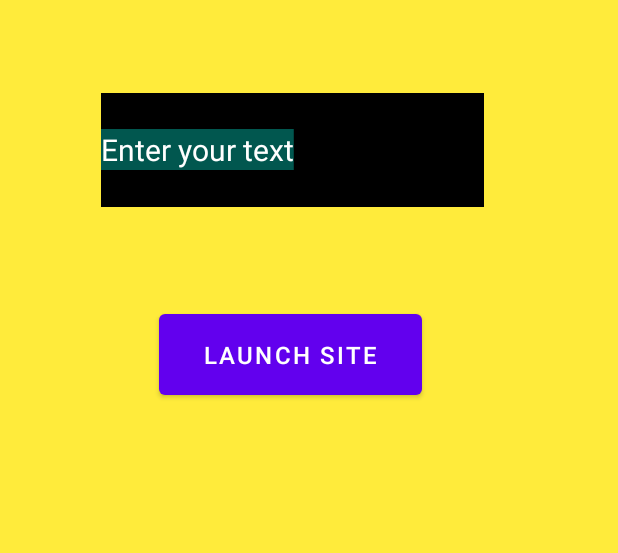
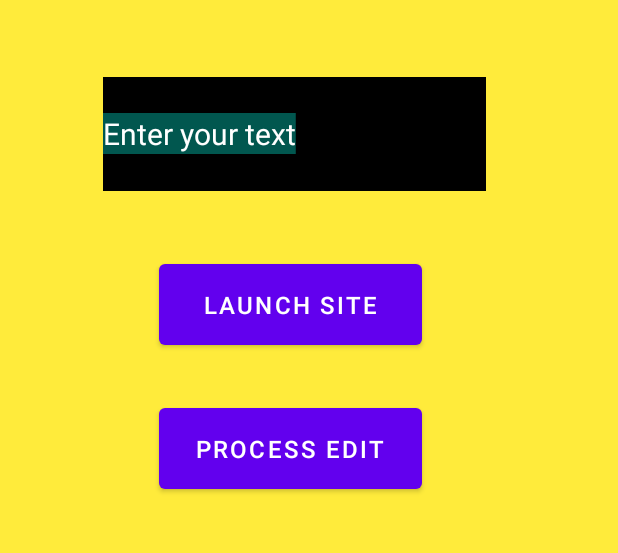
Before and after one commit to MeetPatel0090/MeetPatelAssign1, an Android app: the screen it shows after launch (MeetActivity), on a phone screen of 412 x 824 dp, the part 324-877 px from its top. Run offline under Robolectric (Android 15) with nearby library versions, the light colour scheme and no system bars.

Commit message:
Adding the Second Button which displays the text entered by the user in a toast.

```diff
--- a/MeetLab11/src/main/java/meet/patel/n01460090/MeetActivity.java
+++ b/MeetLab11/src/main/java/meet/patel/n01460090/MeetActivity.java
@@ -11,6 +11,7 @@ import android.os.Bundle;
 
 import android.view.View;
 import android.widget.Button;
+import android.widget.EditText;
 import android.widget.Toast;
 
 public class MeetActivity extends AppCompatActivity {
@@ -22,9 +23,16 @@ public class MeetActivity extends AppCompatActivity {
         super.onCreate(savedInstanceState);
         setContentView(R.layout.activity_main);
 
+        // Creating a button for the first button which launches a site
         Button siteButton;
         siteButton = findViewById(R.id.MeetSiteButton);
 
+        // Creating a button for the second button which displays a toast
+        Button displayButton;
+        displayButton = findViewById(R.id.MeetToastDisplayButton);
+
+
+        // Setting up the functioning of the First button
         siteButton.setOnClickListener(new View.OnClickListener() {
             @Override
             public void onClick(View v) {
@@ -48,5 +56,24 @@ public class MeetActivity extends AppCompatActivity {
         });
 
 
+        // Setting up the functioning of the Second Button
+        displayButton.setOnClickListener(new View.OnClickListener(){
+
+            @Override
+            public void onClick(View v) {
+
+                EditText text;
+                text = (EditText)findViewById(R.id.MeetEditText);
+                String textToToast = text.getText().toString();
+
+                int duration = Toast.LENGTH_SHORT;
+
+                Toast toast = Toast.makeText(MeetActivity.this, textToToast, duration);
+                toast.show();
+
+            }
+        });
+
+
     }
 }
--- a/MeetLab11/src/main/res/layout/activity_main.xml
+++ b/MeetLab11/src/main/res/layout/activity_main.xml
@@ -7,6 +7,9 @@
     android:background="#FFEB3B"
     android:visibility="visible"
     tools:context=".MeetActivity">
+
+
+
 
     <TextView
         android:id="@+id/MeetTextView"
@@ -21,6 +24,7 @@
         app:layout_constraintTop_toTopOf="parent"
         app:layout_constraintVertical_bias="0.171" />
 
+
     <EditText
         android:id="@+id/MeetEditText"
         android:layout_width="255dp"
@@ -28,7 +32,6 @@
         android:layout_marginStart="96dp"
         android:layout_marginTop="64dp"
         android:layout_marginEnd="95dp"
-        android:layout_marginBottom="473dp"
         android:autofillHints="Enter your Text"
         android:background="@color/black"
         android:inputType="text"
@@ -38,23 +41,38 @@
         android:textSize="20sp"
         app:layout_constraintBottom_toBottomOf="parent"
         app:layout_constraintEnd_toEndOf="parent"
-        app:layout_constraintHorizontal_bias="0.828"
+        app:layout_constraintHorizontal_bias="0.8"
         app:layout_constraintStart_toStartOf="parent"
-        app:layout_constraintTop_toBottomOf="@+id/MeetTextView"
-        app:layout_constraintVertical_bias="0.4"
+        app:layout_constraintTop_toTopOf="parent"
+        app:layout_constraintVertical_bias="0.235"
         tools:ignore="LabelFor" />
 
     <Button
         android:id="@+id/MeetSiteButton"
         android:layout_width="175dp"
         android:layout_height="66dp"
-        android:text="@string/launch_site"
+        android:text="@string/launch"
         android:textSize="16sp"
         app:layout_constraintBottom_toBottomOf="parent"
         app:layout_constraintEnd_toEndOf="parent"
-        app:layout_constraintHorizontal_bias="0.447"
+        app:layout_constraintHorizontal_bias="0.449"
         app:layout_constraintStart_toStartOf="parent"
-        app:layout_constraintTop_toBottomOf="@+id/MeetEditText"
-        app:layout_constraintVertical_bias="0.162" />
+        app:layout_constraintTop_toTopOf="parent"
+        app:layout_constraintVertical_bias="0.47" />
+
+    <Button
+        android:id="@+id/MeetToastDisplayButton"
+        android:layout_width="175dp"
+        android:layout_height="66dp"
+        android:text="@string/DisplayDataInToast"
+        android:textSize="16sp"
+        app:layout_constraintBottom_toBottomOf="parent"
+        app:layout_constraintEnd_toEndOf="parent"
+        app:layout_constraintHorizontal_bias="0.449"
+        app:layout_constraintStart_toStartOf="parent"
+        app:layout_constraintTop_toTopOf="parent"
+        app:layout_constraintVertical_bias="0.607" />
+
+
 
 </androidx.constraintlayout.widget.ConstraintLayout>
--- a/MeetLab11/src/main/res/values/strings.xml
+++ b/MeetLab11/src/main/res/values/strings.xml
@@ -4,5 +4,6 @@
     <string name="app_name">Meet Patel n01460090</string>
     <string name="background_text">Welcome Meet Patel N01460090</string>
     <string name="user_input">Enter your text</string>
-    <string name="launch_site">Launch Site</string>
+    <string name="launch">Launch Site</string>
+    <string name="DisplayDataInToast">Process Edit</string>
 </resources>
```
